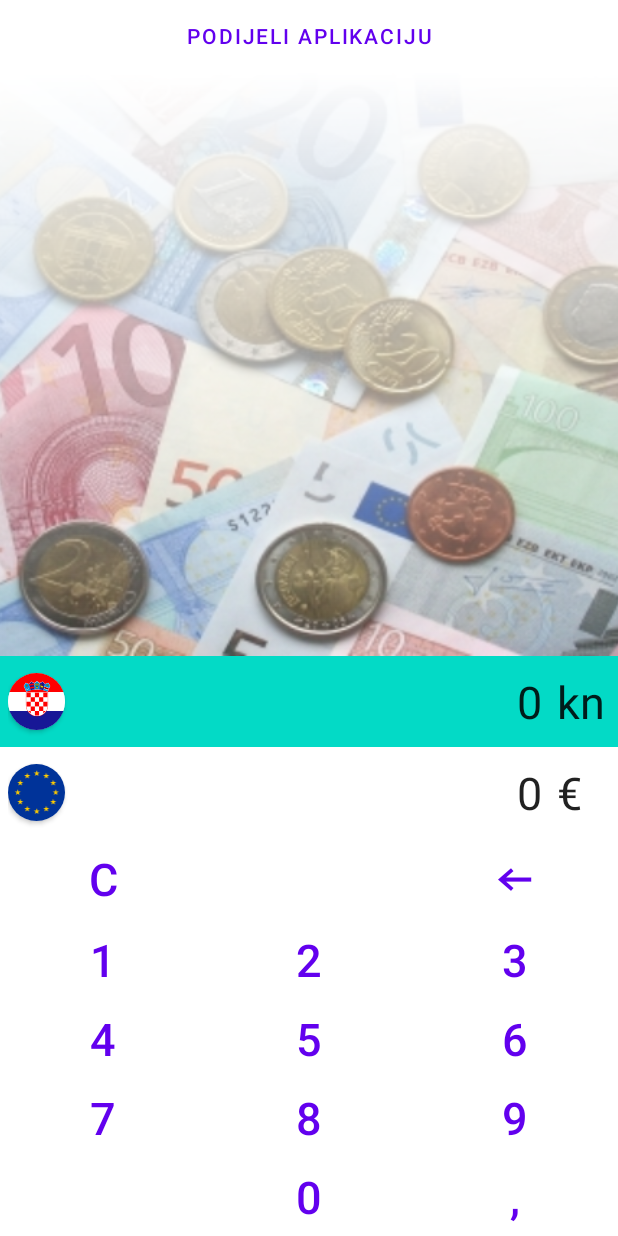
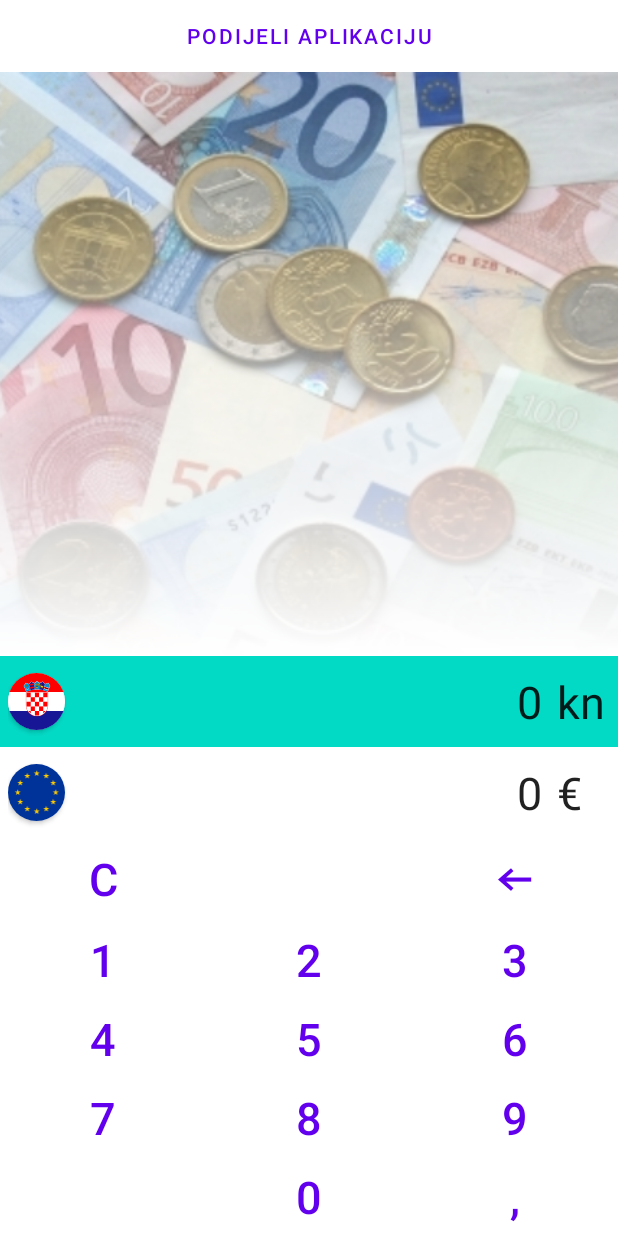
Before and after one commit to vbresan/eurokonverter, an Android app: the screen it shows after launch (MainActivity), on a phone screen of 412 x 824 dp. Run offline under Robolectric (Android 15) with nearby library versions, the phone set to English and light mode, and no system bars.

Commit message:
Fixing gradient color

```diff
--- a/app/src/main/res/drawable/gradient.xml
+++ b/app/src/main/res/drawable/gradient.xml
@@ -3,8 +3,8 @@
     <gradient
         android:type="linear"
         android:angle="90"
-        android:startColor="#00000000"
-        android:endColor="@color/background"
+        android:startColor="@color/background"
+        android:endColor="#00000000"
     />
     <corners android:radius="0dp" />
 </shape>
--- /dev/null
+++ b/app/src/main/res/values-night-v16/colors.xml
@@ -0,0 +1,4 @@
+<?xml version="1.0" encoding="utf-8"?>
+<resources>
+    <color name="background">?attr/colorSurface</color>
+</resources>
--- /dev/null
+++ b/app/src/main/res/values-v16/colors.xml
@@ -0,0 +1,4 @@
+<?xml version="1.0" encoding="utf-8"?>
+<resources>
+    <color name="background">?attr/colorSurface</color>
+</resources>
--- a/app/src/main/res/values/colors.xml
+++ b/app/src/main/res/values/colors.xml
@@ -7,5 +7,4 @@
     <color name="teal_700">#FF018786</color>
     <color name="black">#FF000000</color>
     <color name="white">#FFFFFFFF</color>
-    <color name="background">?attr/colorOnPrimary</color>
 </resources>
```
